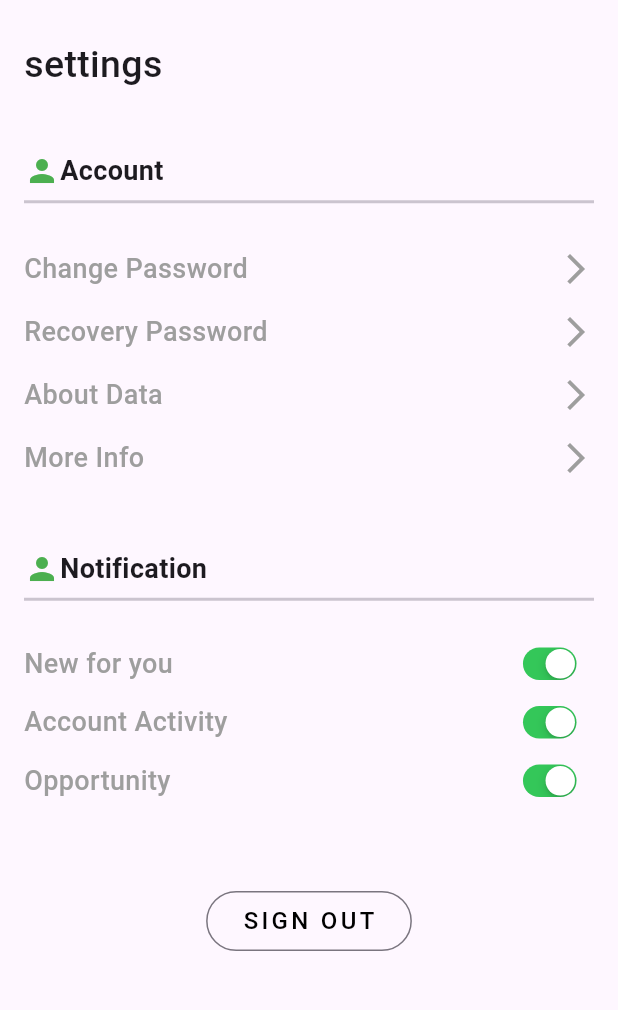
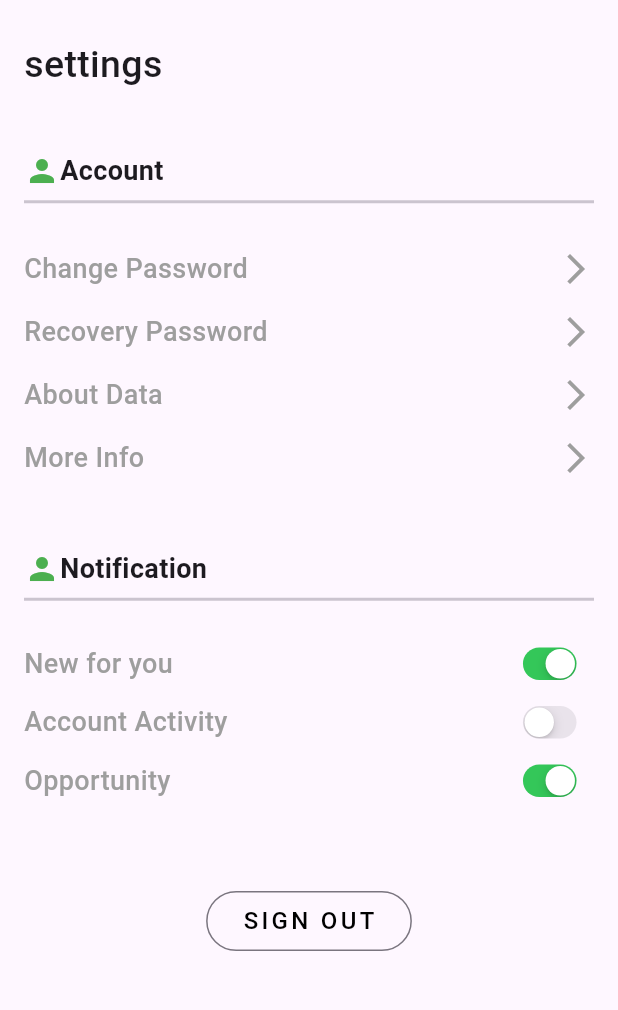
Before and after one commit to althameezhasan/profile, a Flutter app: the Main_Profile screen opened directly, on a phone screen of 412 x 824 dp, the part 84-1094 px from its top. Run offline on Flutter 3.47's test engine with Material 3 defaults, Android fonts, the light colour scheme and no system bars; missing offline and left inert: dart:ffi.

Commit message:
the change

```diff
--- a/lib/profile/update_profile_screen.dart
+++ b/lib/profile/update_profile_screen.dart
@@ -140,8 +140,8 @@ class _Main_ProfileState extends State<Main_Profile> {
             ),
             SizedBox(height: 16),
             buildNotificationOptionRow("New for you", true),
-            buildNotificationOptionRow("Account Activity", true),
-            buildNotificationOptionRow("Opportunity", false),
+            buildNotificationOptionRow("Account Activity", false),
+            buildNotificationOptionRow("Opportunity", true),
             SizedBox(
               height: 50,
             ),
@@ -175,7 +175,7 @@ class _Main_ProfileState extends State<Main_Profile> {
         Transform.scale(
             scale: 0.7,
             child: CupertinoSwitch(
-              value: true,
+              value: isActive,
               onChanged: (bool val) {},
             ))
       ],
```
